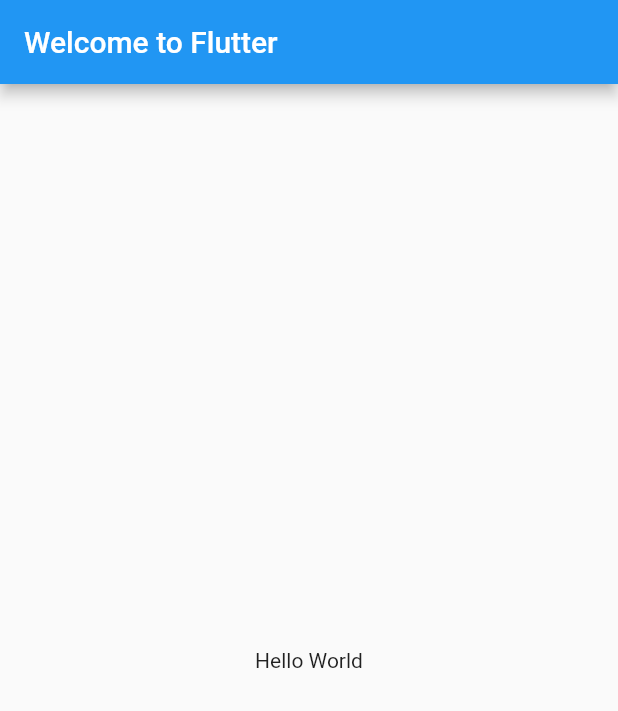
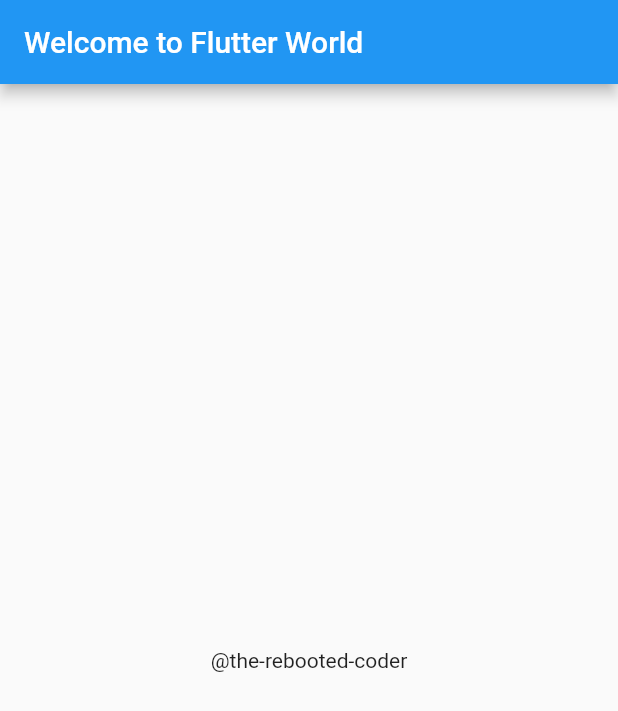
Before and after one commit to the-rebooted-coder/Startup-Namer, a Flutter app: the screen it shows after launch, on a phone screen of 412 x 824 dp. Shown: the top 711 px of the screen. Run offline on Flutter 3.47's test engine with Material 2 defaults, Android fonts, the phone set to English and light mode, and no system bars.

Commit message:
Fixed dart file

```diff
--- a/lib/main.dart
+++ b/lib/main.dart
@@ -13,10 +13,10 @@ class MyApp extends StatelessWidget {
       title: 'Welcome to Flutter',
       home: Scaffold(
         appBar: AppBar(
-          title: const Text('Welcome to Flutter'),
+          title: const Text('Welcome to Flutter World'),
         ),
         body: const Center(
-          child: Text('Hello World'),
+          child: Text('@the-rebooted-coder'),
         ),
       ),
     );
```
